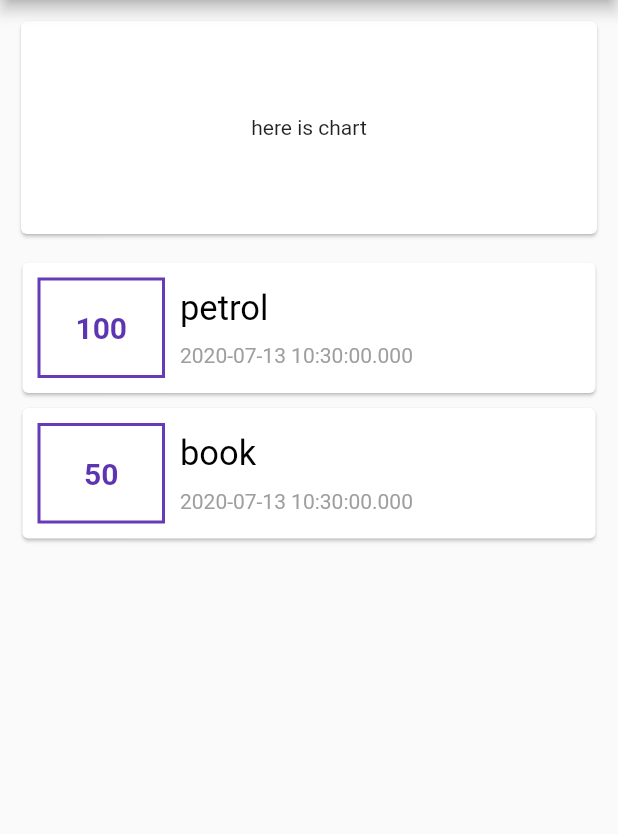
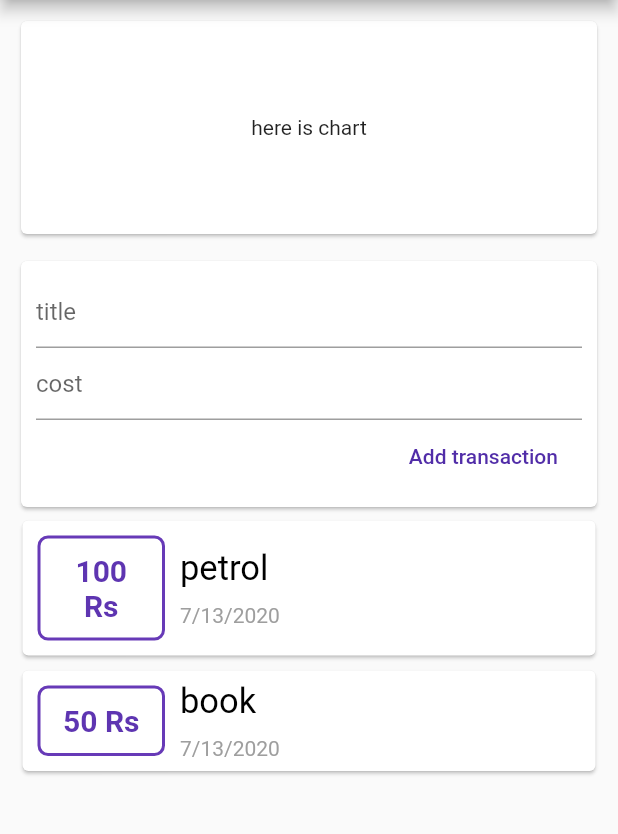
Before and after one commit to ziyadonji/Inout-expense-app, a Flutter app: the screen it shows after launch, on a phone screen of 412 x 824 dp, the part 84-918 px from its top. Run offline on Flutter 3.47's test engine with Material 2 defaults, Android fonts, the phone set to English and light mode, and no system bars.

Commit message:
add transaction added

```diff
--- a/lib/main.dart
+++ b/lib/main.dart
@@ -1,5 +1,6 @@
 import 'package:flutter/material.dart';
 import './transaction.dart';
+import 'package:intl/intl.dart';
 
 void main() {
   runApp(MyApp());
@@ -15,7 +16,12 @@ class MyApp extends StatelessWidget {
   }
 }
 
-class Home extends StatelessWidget {
+class Home extends StatefulWidget {
+  @override
+  _HomeState createState() => _HomeState();
+}
+
+class _HomeState extends State<Home> {
   final List<Transaction> transaction = [
     Transaction(
       cost: 100,
@@ -48,25 +54,56 @@ class Home extends StatelessWidget {
           height: 150,
           margin: EdgeInsets.all(10),
         ),
+        Container(
+          padding: EdgeInsets.symmetric(vertical: 0, horizontal: 10),
+          child: Card(
+            child: Container(
+              padding: EdgeInsets.all(10),
+              child: Column(
+                crossAxisAlignment: CrossAxisAlignment.end,
+                children: [
+                  TextField(
+                    decoration: InputDecoration(hintText: "title"),
+                  ),
+                  TextField(
+                    decoration: InputDecoration(hintText: "cost"),
+                  ),
+                  FlatButton(
+                    onPressed: (){
+                      setState(() {
+                        transaction.insert(0, Transaction(cost: 5, date: DateTime.now(), id: "3", title: "new"),);
+
+                      });
+
+                    },
+                    child: Text('Add transaction',style: TextStyle(color: Colors.deepPurple[700]),),
+                  ),
+                ],
+              ),
+            ),
+          ),
+        ),
         Column(
             children: transaction.map((e) {
           return Card(
-            margin: EdgeInsets.symmetric(horizontal: 15,
-            vertical: 5,),
+            margin: EdgeInsets.symmetric(
+              horizontal: 15,
+              vertical: 5,
+            ),
             child: Row(children: [
               Container(
                 width: 85,
                 margin: EdgeInsets.symmetric(vertical: 10, horizontal: 10),
-                padding: EdgeInsets.all(20),
+                padding: EdgeInsets.all(10),
                 decoration: BoxDecoration(
+                  borderRadius: BorderRadius.all(Radius.elliptical(7, 7)),
                   border: Border.all(
                     color: Colors.deepPurple[500],
                     width: 2,
                   ),
                 ),
                 child: Text(
-
-                  e.cost.toString(),
+                  '${e.cost} Rs',
                   textAlign: TextAlign.center,
                   style: TextStyle(
                     color: Colors.deepPurple[600],
@@ -80,16 +117,21 @@ class Home extends StatelessWidget {
                 children: <Widget>[
                   Text(
                     e.title,
-                    style: TextStyle(fontSize: 23,
-                    //fontWeight: FontWeight.bold,
-                    color: Colors.black),
+                    style: TextStyle(
+                        fontSize: 23,
+                        //fontWeight: FontWeight.bold,
+                        color: Colors.black),
                   ),
-                  SizedBox(height: 10,),
-                  Text(e.date.toString(),
-                  style: TextStyle(
-                    fontSize: 14,
-                    color:Colors.grey,
-                  ),),
+                  SizedBox(
+                    height: 10,
+                  ),
+                  Text(
+                    DateFormat.yMd().format(e.date),
+                    style: TextStyle(
+                      fontSize: 14,
+                      color: Colors.grey,
+                    ),
+                  ),
                 ],
               )
             ]),
--- a/pubspec.yaml
+++ b/pubspec.yaml
@@ -23,6 +23,7 @@ environment:
 dependencies:
   flutter:
     sdk: flutter
+  intl: ^0.16.1
 
 
   # The following adds the Cupertino Icons font to your application.
```
Also changed, not shown: pubspec.lock.
